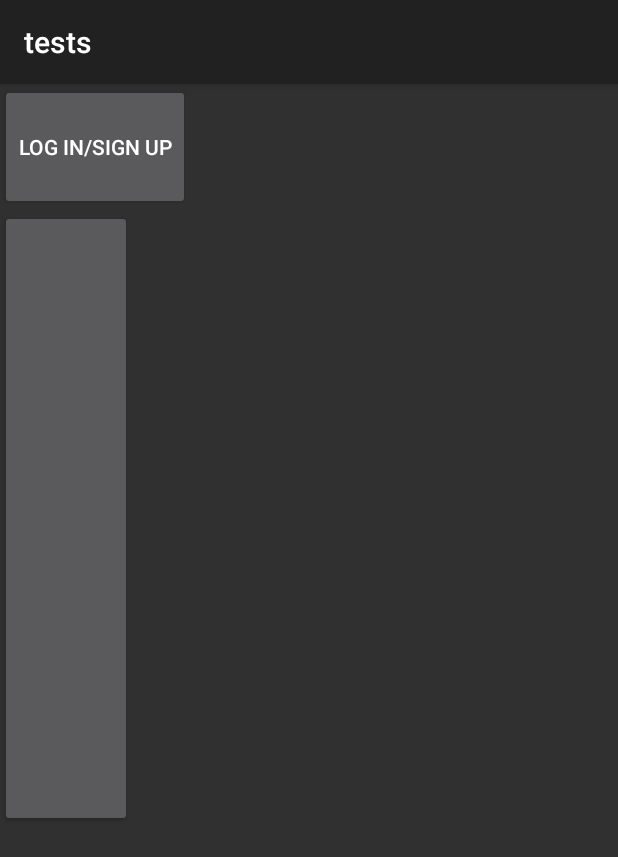
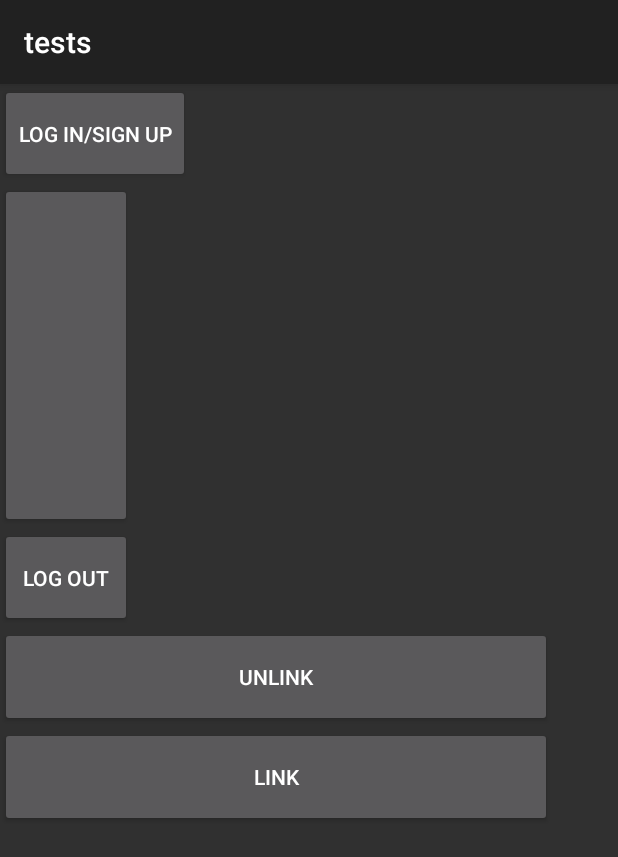
Before and after one commit to charlesh72/platty, an Android app: the screen it shows after launch (MainActivity), on a phone screen of 412 x 824 dp. Shown: the top 857 px of the screen. Run offline under Robolectric (Android 15) with nearby library versions, the light colour scheme and no system bars; libraries missing offline, so code that uses them is left out: com.facebook, com.facebook.login, com.parse, com.parse.interceptors, com.parse.ui; plain views replace LoginButton; 9 statements that could not run were skipped.

Commit message:
Parse authentication working and facebook account linking to parse users working

```diff
--- a/app/src/main/java/com/beakon/egolist/MainActivity.java
+++ b/app/src/main/java/com/beakon/egolist/MainActivity.java
@@ -3,11 +3,20 @@ package com.beakon.egolist;
 import android.app.Activity;
 import android.content.Intent;
 import android.os.Bundle;
+import android.util.Log;
 import android.view.View;
 import android.widget.Button;
 
+import com.facebook.login.widget.LoginButton;
+import com.parse.LogInCallback;
+import com.parse.ParseException;
+import com.parse.ParseFacebookUtils;
 import com.parse.ParseUser;
+import com.parse.SaveCallback;
 import com.parse.ui.ParseLoginBuilder;
+
+import java.util.Arrays;
+import java.util.List;
 
 public class MainActivity extends Activity {
 
@@ -17,22 +26,99 @@ public class MainActivity extends Activity {
         setContentView(R.layout.activity_main);
 
         Button parseLoginB = (Button)(findViewById(R.id.loginBMain));
+        parseLoginB.setOnClickListener(new View.OnClickListener() {
+            @Override
+            public void onClick(View v) {
+                logInSignUp();
+            }
+        });
 
+        Button logOut = (Button) (findViewById(R.id.logOutBMain));
+        logOut.setOnClickListener(new View.OnClickListener() {
+            @Override
+            public void onClick(View v) {
+                ParseUser.logOut();
+            }
+        });
+
+        final LoginButton fbButton = (LoginButton) findViewById(R.id.facebook_login);
+        fbButton.setOnClickListener(new View.OnClickListener() {
+            @Override
+            public void onClick(View v) {
+                List<String> permissions = Arrays.asList("email");
+                ParseFacebookUtils.logInWithReadPermissionsInBackground(MainActivity.this, permissions, new LogInCallback() {
+                    @Override
+                    public void done(ParseUser user, ParseException ex) {
+                        if (user == null) {
+                            Log.d("MyApp", "Uh oh. The user cancelled the Facebook login.");
+                        } else if (user.isNew()) {
+                            Log.d("MyApp", "User signed up and logged in through Facebook!");
+                        } else {
+                            Log.d("MyApp", "User logged in through Facebook!");
+                        }
+                    }
+                });
+            }
+        });
+
+        Button unLinkB = (Button) findViewById(R.id.unlinkButton);
+        unLinkB.setOnClickListener(new View.OnClickListener() {
+            @Override
+            public void onClick(View v) {
+                unlink();
+            }
+        });
+
+        Button linkB = (Button) findViewById(R.id.linkButton);
+        linkB.setOnClickListener(new View.OnClickListener() {
+            @Override
+            public void onClick(View v) {
+                link();
+            }
+        });
+    }
+
+    private void logInSignUp() {
+        ParseLoginBuilder builder = new ParseLoginBuilder(MainActivity.this);
+        startActivityForResult(builder.build(), 0);
+    }
+
+    private void link() {
         ParseUser user = ParseUser.getCurrentUser();
-        if (user.isAuthenticated()) {
+        if (!ParseFacebookUtils.isLinked(user)) {
+            List<String> permissions = Arrays.asList("email");
+            ParseFacebookUtils.linkWithReadPermissionsInBackground(
+                    user, MainActivity.this, permissions, new SaveCallback() {
+                        @Override
+                        public void done(ParseException e) {
+                            Log.d("EgoList", "Woohoo, user logged in with Facebook!");
+                        }
+                    });
+        }
 
-        } else {
-            ParseLoginBuilder builder = new ParseLoginBuilder(MainActivity.this);
-            startActivityForResult(builder.build(), 0);
-        }
+    }
+
+    private void unlink() {
+        ParseFacebookUtils.unlinkInBackground(ParseUser.getCurrentUser(), new SaveCallback() {
+            @Override
+            public void done(ParseException e) {
+                if (e == null) {
+                    Log.d("EgoList", "The user is no longer associated with their Facebook account.");
+                }
+            }
+        });
     }
 
     @Override
     protected void onActivityResult(int requestCode, int resultCode, Intent data) {
         super.onActivityResult(requestCode, resultCode, data);
+
+        ParseFacebookUtils.onActivityResult(requestCode, resultCode, data);
+
         ParseUser user = ParseUser.getCurrentUser();
         if (user != null) {
 
         }
+
     }
 }
--- a/app/src/main/res/layout/activity_main.xml
+++ b/app/src/main/res/layout/activity_main.xml
@@ -23,6 +23,27 @@
             android:layout_width="wrap_content"
             android:layout_height="wrap_content"
             android:layout_weight="10" />
+
+        <Button
+            android:id="@+id/logOutBMain"
+            android:layout_width="wrap_content"
+            android:layout_height="wrap_content"
+            android:layout_weight="1"
+            android:text="Log Out" />
+
+        <Button
+            android:id="@+id/unlinkButton"
+            android:layout_width="match_parent"
+            android:layout_height="wrap_content"
+            android:layout_weight="1"
+            android:text="UnLink" />
+
+        <Button
+            android:id="@+id/linkButton"
+            android:layout_width="match_parent"
+            android:layout_height="wrap_content"
+            android:layout_weight="1"
+            android:text="Link" />
     </LinearLayout>
 
 </android.support.constraint.ConstraintLayout>
```
